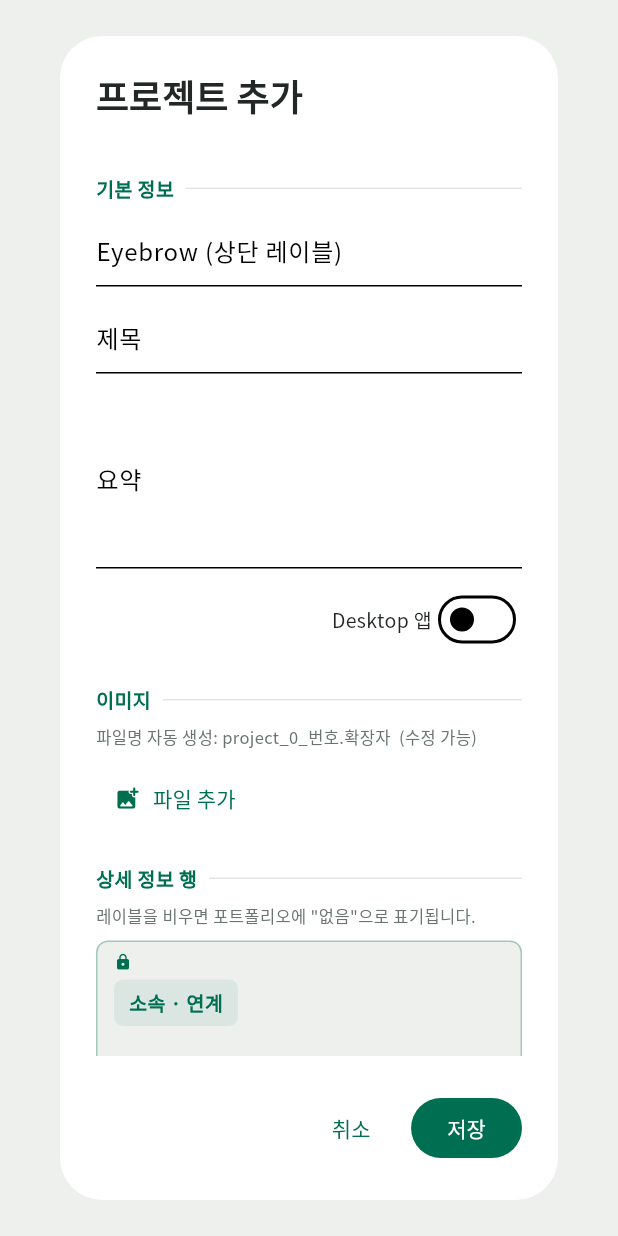
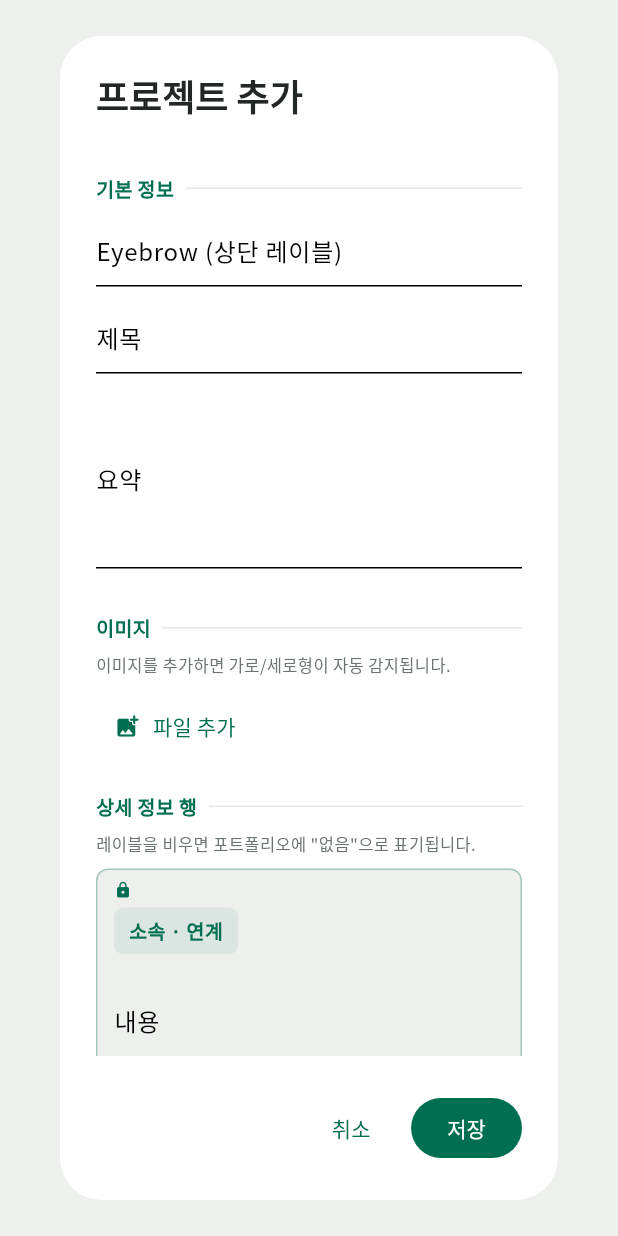
Before and after one commit to melkkdev/portfolio, a Flutter app: the EditProjectDialog widget shown alone on an empty page, opened directly with empty values, on a phone screen of 412 x 824 dp. Run offline on Flutter 3.47's test engine with Material 3 defaults, Android fonts, the phone set to English and light mode, and no system bars; our stand-ins replace cached_network_image, cloud_firestore, file_picker, firebase_auth, firebase_core, firebase_storage and 1 more; accounts and stored records are empty.

Commit message:
feat: 드래그 순서 실시간 반영 + 이미지 방향 자동 감지
- AdminNotifier.updateOrder → notifyListeners() 추가
  → ProjectsSection이 pendingOrderIds로 즉시 정렬 (Firestore 저장 전에도 반영)
- isDesktop 필드 → isLandscape로 변경 (구버전 Firestore 데이터 자동 마이그레이션)
- EditProjectDialog: Desktop 스위치 제거
  첫 번째 이미지 bytes를 dart:ui로 디코딩해 width > height면 가로형 자동 감지
  감지 결과를 배지(아이콘 + 텍스트)로 표시
- DesktopGallery → LandscapeGallery, PhoneGallery → PortraitGallery 이름 변경

Co-Authored-By: Claude Sonnet 4.6 <noreply@anthropic.com>

```diff
--- a/lib/data/models/project_model.dart
+++ b/lib/data/models/project_model.dart
@@ -60,7 +60,8 @@ class ProjectModel {
   final List<String> imageFilenames;
   final List<InfoRowModel> rows;
   final List<StatModel> stats;
-  final bool isDesktop;
+  /// true = 가로형 이미지 (Desktop / Tablet), false = 세로형 (Phone)
+  final bool isLandscape;
   final int order;
 
   const ProjectModel({
@@ -71,7 +72,7 @@ class ProjectModel {
     required this.imageFilenames,
     required this.rows,
     this.stats = const [],
-    this.isDesktop = false,
+    this.isLandscape = false,
     this.order = 0,
   });
 
@@ -85,7 +86,7 @@ class ProjectModel {
         imageFilenames: imageFilenames,
         rows: rows,
         stats: stats,
-        isDesktop: isDesktop,
+        isLandscape: isLandscape,
         order: order ?? this.order,
       );
 
@@ -111,7 +112,8 @@ class ProjectModel {
       stats: ((map['stats'] as List?) ?? [])
           .map((s) => StatModel.fromMap(s as Map<String, dynamic>))
           .toList(),
-      isDesktop: (map['isDesktop'] as bool?) ?? false,
+      // isLandscape 우선, 구버전 isDesktop 필드도 마이그레이션
+      isLandscape: (map['isLandscape'] as bool?) ?? (map['isDesktop'] as bool?) ?? false,
       order: (map['order'] as int?) ?? 0,
     );
   }
@@ -123,7 +125,7 @@ class ProjectModel {
         'imageFilenames': imageFilenames,
         'rows': rows.map((r) => r.toMap()).toList(),
         'stats': stats.map((s) => s.toMap()).toList(),
-        'isDesktop': isDesktop,
+        'isLandscape': isLandscape,
         'order': order,
       };
 }
--- a/lib/features/admin/admin_scope.dart
+++ b/lib/features/admin/admin_scope.dart
@@ -26,9 +26,10 @@ class AdminNotifier extends ChangeNotifier {
     notifyListeners();
   }
 
-  /// 드래그 순서 변경 시 메모리에 저장 (notifyListeners 호출 안 함)
+  /// 드래그 순서 변경 시 메모리에 저장 + 리빌드 트리거 (실시간 반영)
   void updateOrder(List<String> ids) {
     _pendingOrderIds = ids;
+    notifyListeners();
   }
 }
 
--- a/lib/features/admin/widgets/edit_project_dialog.dart
+++ b/lib/features/admin/widgets/edit_project_dialog.dart
@@ -1,4 +1,5 @@
 import 'dart:typed_data';
+import 'dart:ui' as ui;
 
 import 'package:file_picker/file_picker.dart';
 import 'package:firebase_storage/firebase_storage.dart';
@@ -54,7 +55,8 @@ class _EditProjectDialogState extends State<EditProjectDialog> {
   late final TextEditingController _eyebrow;
   late final TextEditingController _title;
   late final TextEditingController _summary;
-  late bool _isDesktop;
+  /// null = 이미지 미선택(미감지), true = 가로형, false = 세로형
+  bool? _isLandscape;
 
   late List<_ImageEntry> _images;
   late List<_RowEntry> _rows;
@@ -73,7 +75,7 @@ class _EditProjectDialogState extends State<EditProjectDialog> {
     _eyebrow = TextEditingController(text: p?.eyebrow ?? '');
     _title = TextEditingController(text: p?.title ?? '');
     _summary = TextEditingController(text: p?.summary ?? '');
-    _isDesktop = p?.isDesktop ?? false;
+    _isLandscape = p?.isLandscape; // 기존 프로젝트면 저장값 사용, 새 프로젝트면 null(이미지 선택 후 자동감지)
 
     // 이미지: 기존 파일명 목록으로 초기화
     _images = (p?.imageFilenames ?? [])
@@ -119,13 +121,31 @@ class _EditProjectDialogState extends State<EditProjectDialog> {
       allowMultiple: true,
       withData: true,
     );
-    if (result != null) {
+    if (result == null) return;
+
+    // 첫 번째 이미지로 가로/세로형 자동 감지 (아직 감지 안 된 경우만)
+    if (_isLandscape == null && result.files.isNotEmpty) {
+      final bytes = result.files.first.bytes;
+      if (bytes != null) {
+        try {
+          final codec = await ui.instantiateImageCodec(bytes);
+          final frame = await codec.getNextFrame();
+          final img = frame.image;
+          final detected = img.width > img.height;
+          img.dispose();
+          if (mounted) setState(() => _isLandscape = detected);
+        } catch (_) {
+          if (mounted) setState(() => _isLandscape = false);
+        }
+      }
+    }
+
+    if (mounted) {
       setState(() {
         final startIdx = _images.length;
         for (int i = 0; i < result.files.length; i++) {
           final file = result.files[i];
           final ext = file.extension ?? 'jpg';
-          // 파일명 자동 생성: project_{순서}_{이미지번호}.ext
           final autoName = 'project_${_projectOrder}_${startIdx + i + 1}.$ext';
           _images.add(_ImageEntry.newFile(file, autoName: autoName));
         }
@@ -176,7 +196,7 @@ class _EditProjectDialogState extends State<EditProjectDialog> {
         eyebrow: _eyebrow.text.trim(),
         title: _title.text.trim(),
         summary: _summary.text.trim(),
-        isDesktop: _isDesktop,
+        isLandscape: _isLandscape ?? false,
         order: order,
         imageFilenames: _images
             .map((e) => e.filenameCtrl.text.trim())
@@ -263,21 +283,53 @@ class _EditProjectDialogState extends State<EditProjectDialog> {
                     _field('Eyebrow (상단 레이블)', _eyebrow),
                     _field('제목', _title),
                     _field('요약', _summary, maxLines: 4),
-                    Row(
-                      mainAxisAlignment: MainAxisAlignment.end,
-                      children: [
-                        const Text('Desktop 앱',
-                            style: TextStyle(fontSize: 13)),
-                        Switch(
-                          value: _isDesktop,
-                          onChanged: (v) =>
-                              setState(() => _isDesktop = v),
+                    _sectionHeader('이미지'),
+                    // 자동 감지된 이미지 방향 배지
+                    if (_isLandscape != null)
+                      Padding(
+                        padding: const EdgeInsets.only(bottom: 8),
+                        child: Row(
+                          children: [
+                            Container(
+                              padding: const EdgeInsets.symmetric(
+                                  horizontal: 10, vertical: 6),
+                              decoration: BoxDecoration(
+                                color: AppColors.green.withAlpha(20),
+                                borderRadius: BorderRadius.circular(8),
+                                border: Border.all(
+                                    color: AppColors.green.withAlpha(80)),
+                              ),
+                              child: Row(
+                                mainAxisSize: MainAxisSize.min,
+                                children: [
+                                  Icon(
+                                    _isLandscape!
+                                        ? Icons.monitor_rounded
+                                        : Icons.smartphone_rounded,
+                                    size: 15,
+                                    color: AppColors.green,
+                                  ),
+                                  const SizedBox(width: 6),
+                                  Text(
+                                    _isLandscape!
+                                        ? '가로형 — Desktop / Tablet'
+                                        : '세로형 — 스마트폰',
+                                    style: const TextStyle(
+                                      fontSize: 12,
+                                      color: AppColors.green,
+                                      fontWeight: FontWeight.w600,
+                                    ),
+                                  ),
+                                ],
+                              ),
+                            ),
+                          ],
                         ),
-                      ],
-                    ),
-                    _sectionHeader('이미지'),
+                      ),
                     Text(
-                      '파일명 자동 생성: project_${_projectOrder}_번호.확장자  (수정 가능)',
+                      _isLandscape == null
+                          ? '이미지를 추가하면 가로/세로형이 자동 감지됩니다.'
+                          : '파일명 자동 생성: project_${_projectOrder}_번호.확장자  (수정 가능)',
                       style: const TextStyle(
                           fontSize: 11, color: AppColors.muted),
                     ),
--- a/lib/features/projects/widgets/desktop_gallery.dart
+++ b/lib/features/projects/widgets/desktop_gallery.dart
@@ -2,10 +2,10 @@ import 'package:cached_network_image/cached_network_image.dart';
 import 'package:flutter/material.dart';
 import '../../../core/theme/app_theme.dart';
 
-class DesktopGallery extends StatelessWidget {
+class LandscapeGallery extends StatelessWidget {
   final List<String> imageUrls;
 
-  const DesktopGallery({super.key, required this.imageUrls});
+  const LandscapeGallery({super.key, required this.imageUrls});
 
   @override
   Widget build(BuildContext context) {
@@ -38,7 +38,7 @@ class DesktopGallery extends StatelessWidget {
                       color: AppColors.lineSoft,
                       child: const Center(
                         child: Icon(
-                          Icons.desktop_windows_outlined,
+                          Icons.aspect_ratio_rounded,
                           color: AppColors.muted,
                           size: 40,
                         ),
--- a/lib/features/projects/widgets/project_card.dart
+++ b/lib/features/projects/widgets/project_card.dart
@@ -7,8 +7,8 @@ import '../../../data/portfolio_scope.dart';
 import '../../../data/repository/portfolio_repository.dart';
 import '../../admin/admin_scope.dart';
 import '../../admin/widgets/edit_project_dialog.dart';
-import 'desktop_gallery.dart';
-import 'phone_gallery.dart';
+import 'desktop_gallery.dart'; // LandscapeGallery
+import 'phone_gallery.dart'; // PortraitGallery
 import 'stat_item.dart';
 
 class ProjectCard extends StatelessWidget {
@@ -52,9 +52,9 @@ class ProjectCard extends StatelessWidget {
               ],
               if (project.imageUrls.isNotEmpty) ...[
                 const SizedBox(height: 24),
-                project.isDesktop
-                    ? DesktopGallery(imageUrls: project.imageUrls)
-                    : PhoneGallery(imageUrls: project.imageUrls),
+                project.isLandscape
+                    ? LandscapeGallery(imageUrls: project.imageUrls)
+                    : PortraitGallery(imageUrls: project.imageUrls),
               ],
               const SizedBox(height: 24),
               const Divider(color: AppColors.line, height: 1),
```
Also changed, not shown: lib/features/projects/widgets/phone_gallery.dart (+4 -4 lines), lib/features/projects/widgets/projects_section.dart (+17 -4 lines), 1 other file.
